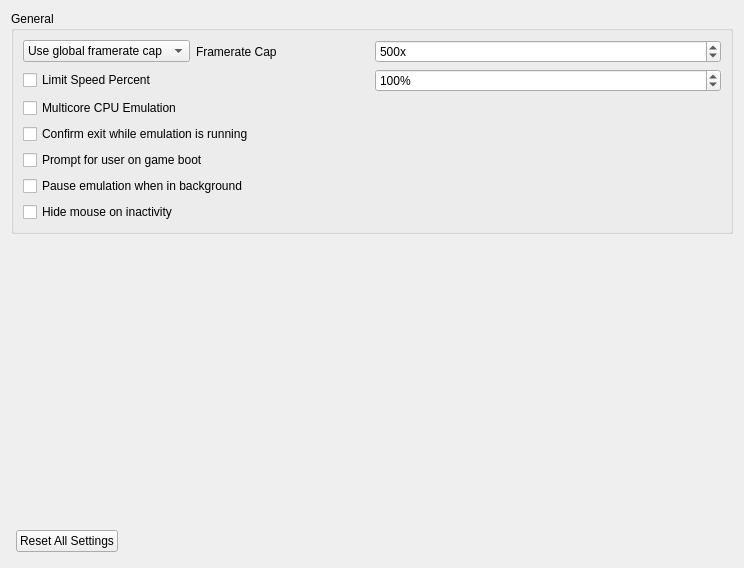
This is src/yuzu/configuration/configure_general.ui in QuantumGhost/yuzu as Qt 5 draws it before an edit. The edited form follows.
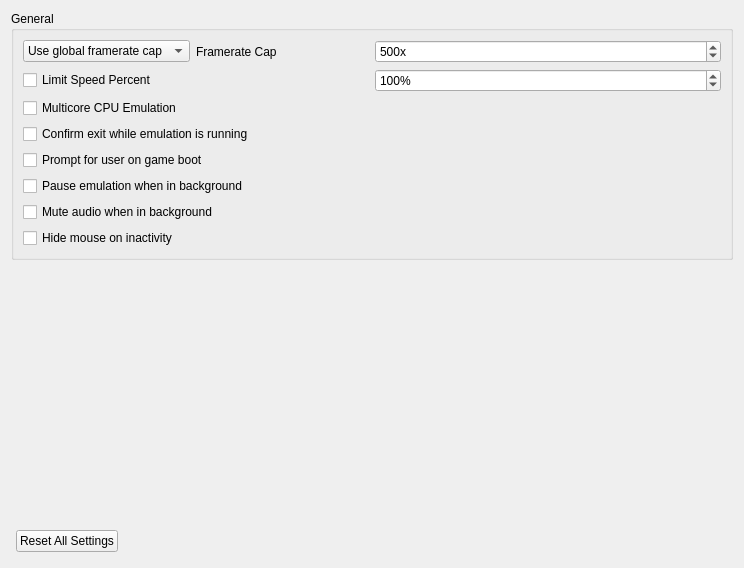
This is the edited form.

The edit to the form file:
```diff
--- a/src/yuzu/configuration/configure_general.ui
+++ b/src/yuzu/configuration/configure_general.ui
@@ -163,6 +163,13 @@
             </property>
            </widget>
           </item>
+          <item>
+           <widget class="QCheckBox" name="toggle_background_mute">
+            <property name="text">
+             <string>Mute audio when in background</string>
+            </property>
+           </widget>
+          </item>
           <item>
            <widget class="QCheckBox" name="toggle_hide_mouse">
             <property name="text">
```
